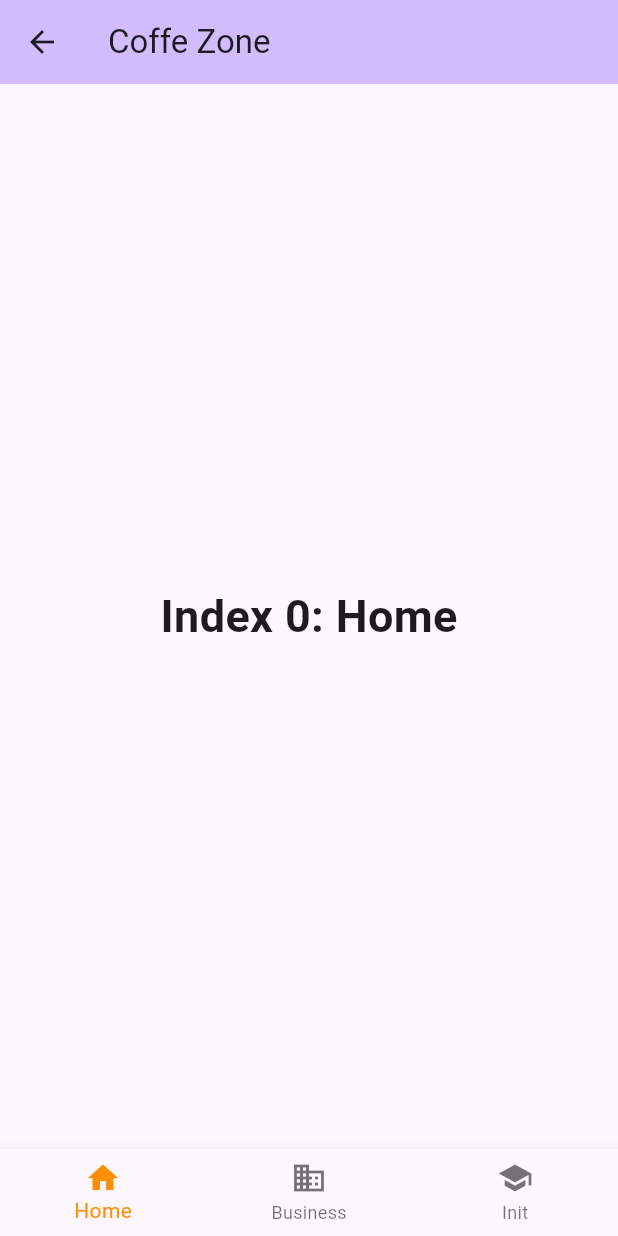
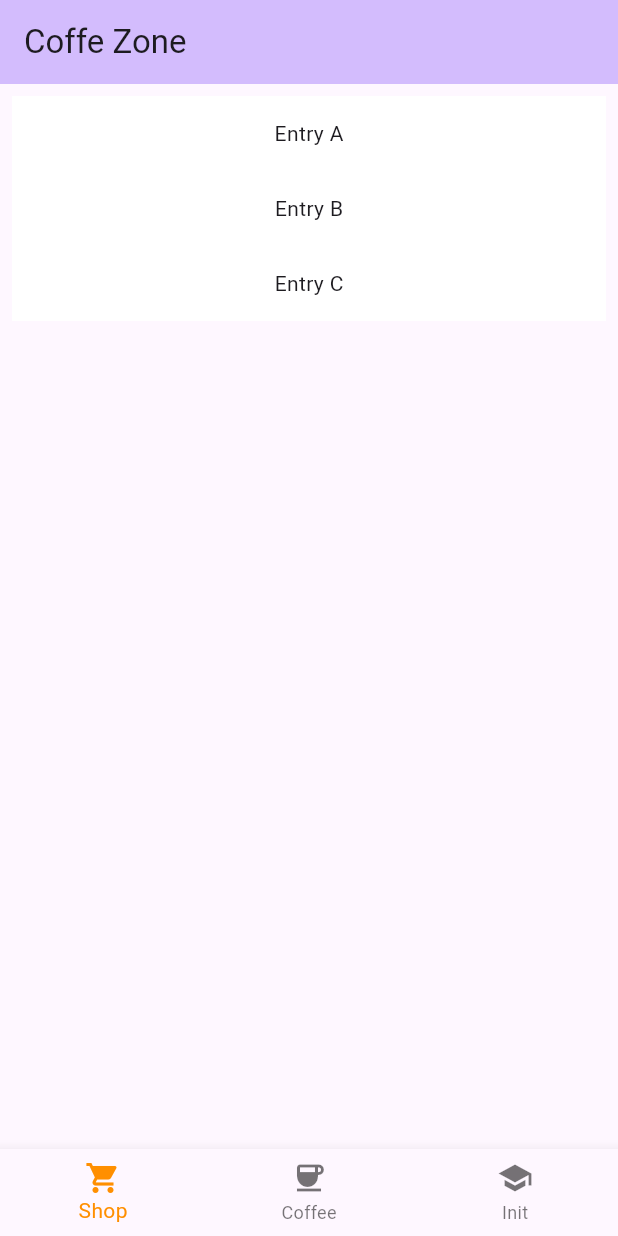
Before and after one commit to Chocoharu/CoffeZone, a Flutter app: the MyHomePage screen opened directly, on a phone screen of 412 x 824 dp. Run offline on Flutter 3.47's test engine with Material 3 defaults, Android fonts, the phone set to English and light mode, and no system bars.

Commit message:
Avances 26/09

```diff
--- a/lib/pages/home.dart
+++ b/lib/pages/home.dart
@@ -1,5 +1,6 @@
 import 'package:coffe_zone/pages/init.dart';
 import 'package:coffe_zone/pages/coffepage.dart';
+import 'package:coffe_zone/pages/shop.dart';
 import 'package:flutter/material.dart';
 
 class MyHomePage extends StatefulWidget {
@@ -15,22 +16,13 @@ class _MyHomePageState extends State<MyHomePage> {
 
   int _selectedIndex = 0;
 
-  static const TextStyle optionStyle =
-      TextStyle(fontSize: 30, fontWeight: FontWeight.bold);
 
   static const List<Widget> _widgetOptions = <Widget>[
-    Text(
-      'Index 0: Home',
-      style: optionStyle,
-    ),
+    Shop(),
+
     CoffePage(),
 
     Init(),
-
-    Text(
-      'Index 2: School',
-      style: optionStyle,
-    ),
   ];
 
   void _onItemTapped(int index) {
@@ -45,6 +37,7 @@ class _MyHomePageState extends State<MyHomePage> {
       appBar: AppBar(
         backgroundColor: Theme.of(context).colorScheme.inversePrimary,
         title: Text(widget.title),
+        automaticallyImplyLeading: false,
       ),
       body: Center(
         child: _widgetOptions.elementAt(_selectedIndex),
@@ -53,13 +46,13 @@ class _MyHomePageState extends State<MyHomePage> {
       bottomNavigationBar: BottomNavigationBar(
         items: const <BottomNavigationBarItem>[
           BottomNavigationBarItem(
-            icon: Icon(Icons.home),
-            label: 'Home',
+            icon: Icon(Icons.shopping_cart),
+            label: 'Shop',
           ),
 
           BottomNavigationBarItem(
-            icon: Icon(Icons.business),
-            label: 'Business',
+            icon: Icon(Icons.coffee),
+            label: 'Coffee',
           ),
 
           BottomNavigationBarItem(
--- /dev/null
+++ b/lib/pages/shop.dart
@@ -0,0 +1,34 @@
+import 'package:flutter/material.dart';
+
+class Shop extends StatelessWidget{
+
+  const Shop({super.key});
+
+  @override
+    Widget build(BuildContext context){
+      return ListView(
+        padding: const EdgeInsets.all(8),
+        children: <Widget>[
+          Container(
+            height: 50,
+            color: Colors.white,
+            child: const Center(child: Text('Entry A')),
+          ),
+          const SizedBox(width: 8),
+
+          Container(
+            height: 50,
+            color: Colors.white,
+            child: const Center(child: Text('Entry B')),
+          ),
+          const SizedBox(width: 8),
+
+          Container(
+            height: 50,
+            color: Colors.white,
+            child: const Center(child: Text('Entry C')),
+          ),
+      ],
+    );
+  }
+}
--- a/pubspec.yaml
+++ b/pubspec.yaml
@@ -62,6 +62,8 @@ flutter:
   # assets:
   #   - images/a_dot_burr.jpeg
   #   - images/a_dot_ham.jpeg
+  assets:
+    - asset/screen/Capuccino.jpeg
 
   # An image asset can refer to one or more resolution-specific "variants", see
   # https://flutter.dev/to/resolution-aware-images
```
Also changed, not shown: lib/pages/coffepage.dart (+33 -25 lines), lib/structures/product.dart (added, +17 -0 lines), lib/structures/recipe.dart (added, +18 -0 lines), asset/screen/Capuccino.jpeg (added).
